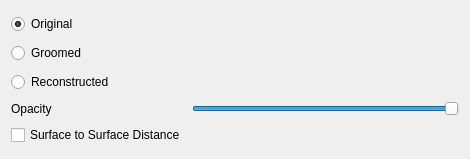
SCIInstitute/ShapeWorks, file Studio/src/Interface/CompareWidget.ui: the form before one commit.
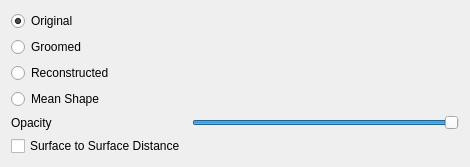
The form after the commit.

Commit message: Implement mean overlay feature (#1753)

Patch:
```diff
--- a/Studio/src/Interface/CompareWidget.ui
+++ b/Studio/src/Interface/CompareWidget.ui
@@ -65,6 +65,13 @@
      </property>
     </widget>
    </item>
+   <item row="6" column="0">
+    <widget class="QRadioButton" name="mean_shape">
+     <property name="text">
+      <string>Mean Shape</string>
+     </property>
+    </widget>
+   </item>
   </layout>
  </widget>
  <resources/>
```
The commit also changes 10 other files.
